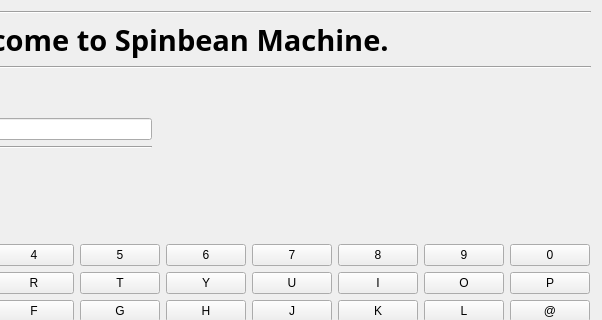
First picture: the form in register_user.ui, repository ebjordal/sbmachine, before the edit; both pictures show x 276 to 878 and y 0 to 320 of the 878 by 480 pixel window.
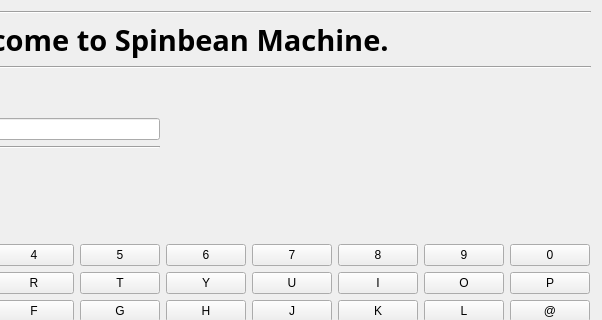
Second picture: the form after the edit.

Commit message:
Fixed GUI msges, mostly working but need some more testing.
Need to alter login window to do check against hashed psw.

Testing remains before combining with hardware.

The edit to the form file:
```diff
--- a/register_user.ui
+++ b/register_user.ui
@@ -68,6 +68,22 @@
      </item>
      <item>
       <layout class="QGridLayout" name="gridLayout_2">
+       <item row="0" column="1" rowspan="3">
+        <widget class="QLabel" name="Infolabel">
+         <property name="font">
+          <font>
+           <family>Tlwg Mono</family>
+           <pointsize>13</pointsize>
+           <weight>75</weight>
+           <bold>true</bold>
+           <strikeout>false</strikeout>
+          </font>
+         </property>
+         <property name="text">
+          <string/>
+         </property>
+        </widget>
+       </item>
        <item row="0" column="0">
         <widget class="QLabel" name="entrylabel">
          <property name="font">
@@ -90,19 +106,6 @@
         <widget class="QLineEdit" name="entryinput"/>
        </item>
        <item row="3" column="0">
-        <spacer name="verticalSpacer_2">
-         <property name="orientation">
-          <enum>Qt::Vertical</enum>
-         </property>
-         <property name="sizeHint" stdset="0">
-          <size>
-           <width>20</width>
-           <height>40</height>
-          </size>
-         </property>
-        </spacer>
-       </item>
-       <item row="4" column="0">
         <spacer name="verticalSpacer">
          <property name="orientation">
           <enum>Qt::Vertical</enum>
@@ -122,23 +125,7 @@
          </property>
         </widget>
        </item>
-       <item row="0" column="2" rowspan="2">
-        <widget class="QLabel" name="Infolabel">
-         <property name="font">
-          <font>
-           <family>Tlwg Mono</family>
-           <pointsize>20</pointsize>
-           <weight>75</weight>
-           <bold>true</bold>
-           <strikeout>true</strikeout>
-          </font>
-         </property>
-         <property name="text">
-          <string/>
-         </property>
-        </widget>
-       </item>
-       <item row="4" column="1">
+       <item row="3" column="1">
         <spacer name="horizontalSpacer">
          <property name="orientation">
           <enum>Qt::Horizontal</enum>
```
The commit also changes 2 other files.
